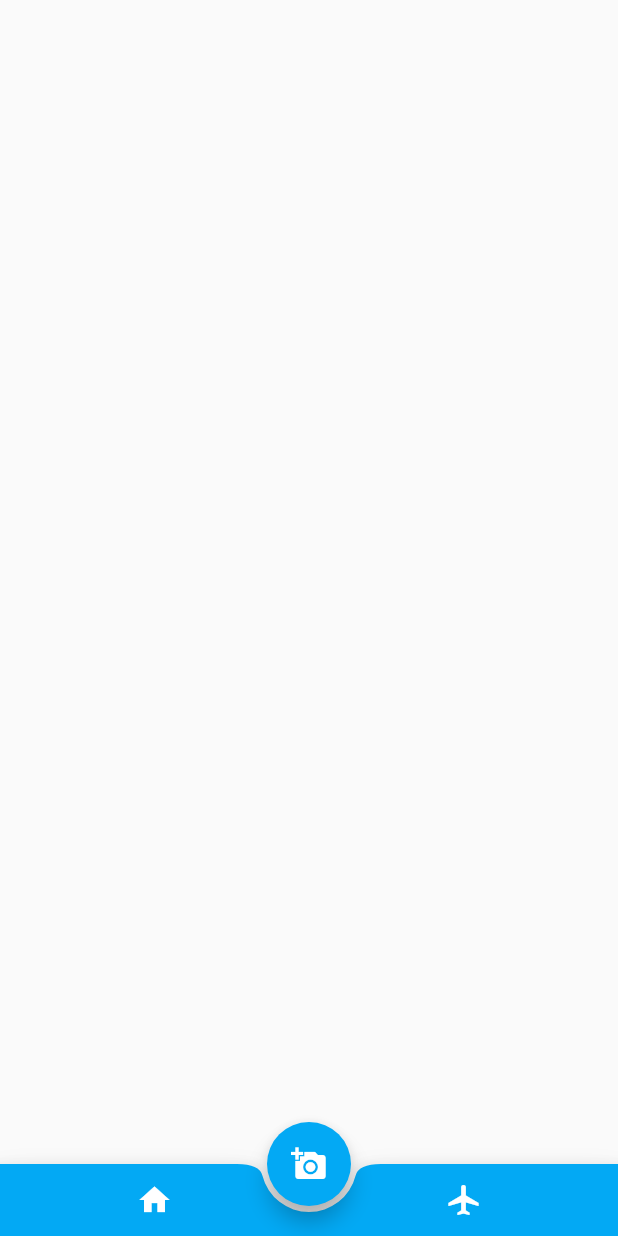
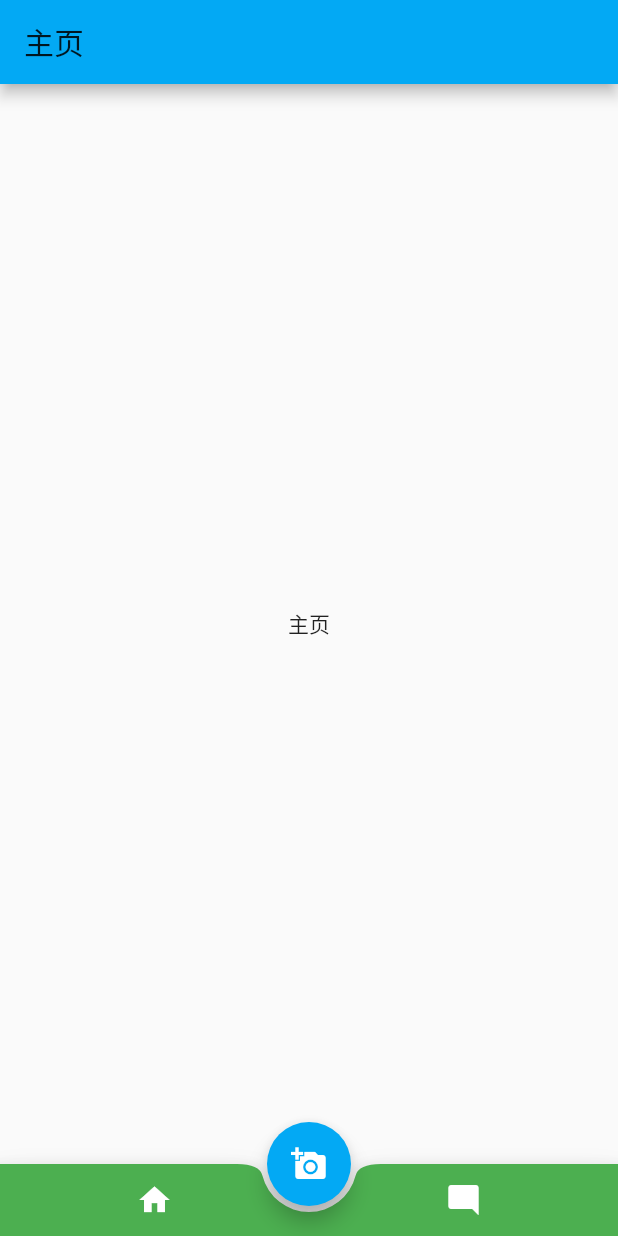
Before and after one commit to includenaneve/flutterAdvance, a Flutter app: the screen it shows after launch, after a tap on the "home" icon, on a phone screen of 412 x 824 dp. Run offline on Flutter 3.47's test engine with Material 2 defaults, Android fonts, the phone set to English and light mode, and no system bars.

Commit message:
不规则底部导航栏

```diff
--- a/demo02/lib/bottomNavigationWidget.dart
+++ b/demo02/lib/bottomNavigationWidget.dart
@@ -1,4 +1,5 @@
 import 'package:flutter/material.dart';
+import 'eachView.dart';
 
 class BottomNavigationWidget extends StatefulWidget {
   BottomNavigationWidget({Key key}) : super(key: key);
@@ -8,11 +9,30 @@ class BottomNavigationWidget extends StatefulWidget {
 }
 
 class _BottomNavigationWidgetState extends State<BottomNavigationWidget> {
+  List<Widget> _eachView;
+  int _index = 0;
+
+  @override
+  void initState() {
+    super.initState();
+    _eachView = List();
+    _eachView
+      ..add(EachView('主页'))
+      ..add(EachView('飞行'));
+  }
+
   @override
   Widget build(BuildContext context) {
     return Scaffold(
+      body: _eachView[_index],
       floatingActionButton: FloatingActionButton(
-        onPressed: () {}, // 响应方式
+        onPressed: () {
+          Navigator.of(context).push(MaterialPageRoute(
+            builder: (BuildContext context) {
+              return EachView('New Page');
+            }
+          ));
+        }, // 响应方式
         tooltip: '立即拍摄',
         child: Icon(
           Icons.add_a_photo,
@@ -21,8 +41,8 @@ class _BottomNavigationWidgetState extends State<BottomNavigationWidget> {
       ),
       floatingActionButtonLocation: FloatingActionButtonLocation.centerDocked,
       bottomNavigationBar: BottomAppBar(
-        color: Colors.lightBlue,
-        shape: CircularNotchedRectangle(),
+        color: Colors.green, // 定义BottomAppBar的背景颜色
+        shape: CircularNotchedRectangle(), // 在矩形中心挖一个圆形的缺口
         child: Row(
           mainAxisSize: MainAxisSize.max,
           mainAxisAlignment: MainAxisAlignment.spaceAround,
@@ -30,12 +50,20 @@ class _BottomNavigationWidgetState extends State<BottomNavigationWidget> {
             IconButton(
               icon: Icon(Icons.home),
               color: Colors.white,
-              onPressed: () {},
+              onPressed: () {
+                setState(() {
+                  _index = 0;
+                });
+              },
             ),
             IconButton(
-              icon: Icon(Icons.airplanemode_active),
+              icon: Icon(Icons.mode_comment),
               color: Colors.white,
-              onPressed: () {},
+              onPressed: () {
+                setState(() {
+                  _index = 1;
+                });
+              },
             ),
           ],
         ),
--- /dev/null
+++ b/demo02/lib/eachView.dart
@@ -0,0 +1,20 @@
+import 'package:flutter/material.dart';
+
+class EachView extends StatefulWidget {
+  String _title;
+  EachView(this._title);
+  @override
+  _EachViewState createState() => _EachViewState();
+}
+
+class _EachViewState extends State<EachView> {
+  @override
+  Widget build(BuildContext context) {
+    return Scaffold(
+      appBar: AppBar(title: Text(widget._title),),
+      body: Center(
+        child: Text(widget._title),
+      ),
+    );
+  }
+}
--- a/demo02/lib/main.dart
+++ b/demo02/lib/main.dart
@@ -10,7 +10,7 @@ class MyApp extends StatelessWidget {
   Widget build(BuildContext context) {
     return MaterialApp(
       title: '不规则底部导航栏',
-      theme: ThemeData(
+      theme: ThemeData( // 自定义主题样本
         primarySwatch: Colors.lightBlue
       ),
       home: BottomNavigationWidget(),
```
